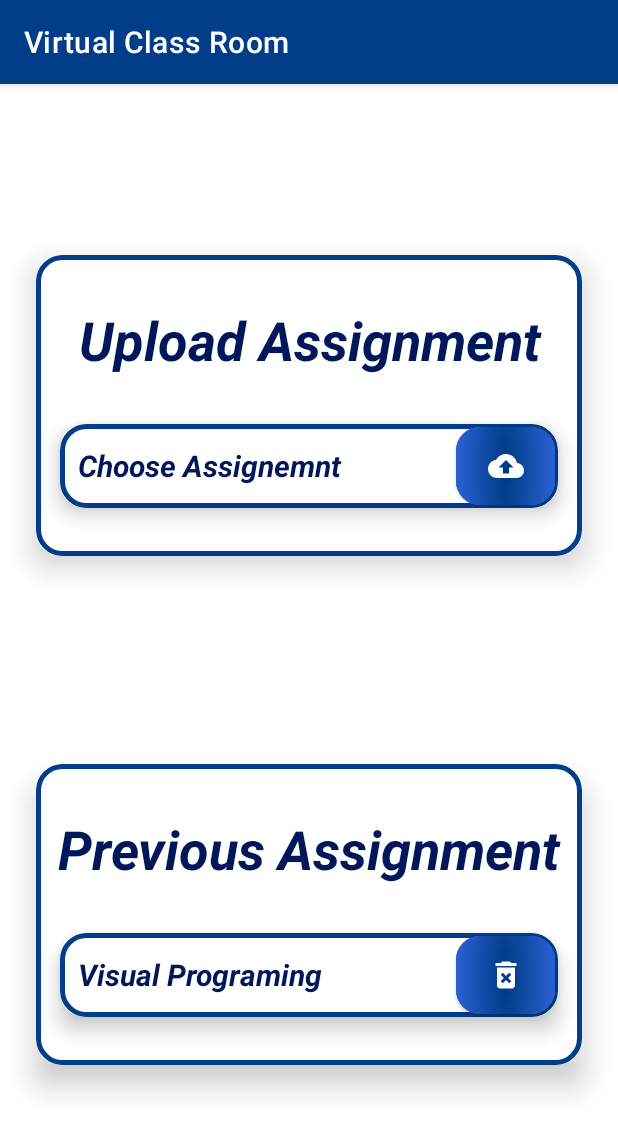
After one commit to SagheerHussainZardari/VirtualClassRoom, an Android app: the fragment TeacherUploadAssignmentFragment shown on its own in the app's theme, on a phone screen of 412 x 824 dp. The commit adds this screen. Shown: the top 1134 px of the screen. Run offline under Robolectric (Android 15) with nearby library versions, the phone set to English and light mode, and no system bars.

Commit message:
Upload Assignment Ui Complete

```diff
--- a/app/src/main/java/com/sagheerhussainzardari/virtualclassroom/TeacherFiles/TeacherFragments/AfterClassSelectedFragment.kt
+++ b/app/src/main/java/com/sagheerhussainzardari/virtualclassroom/TeacherFiles/TeacherFragments/AfterClassSelectedFragment.kt
@@ -26,6 +26,10 @@ class AfterClassSelectedFragment : Fragment() {
         card_scheduleNextClass_AfterClassSelectedTeacher.setOnClickListener {
             (activity as TeacherHomeActivity).openFragmentScheduleClass()
         }
+
+        card_UploadAssignment_AfterClassSelectedTeacher.setOnClickListener {
+            (activity as TeacherHomeActivity).openFragmentUploadAssignment()
+        }
     }
 
 }
--- /dev/null
+++ b/app/src/main/java/com/sagheerhussainzardari/virtualclassroom/TeacherFiles/TeacherFragments/TeacherUploadAssignmentFragment.kt
@@ -0,0 +1,20 @@
+package com.sagheerhussainzardari.virtualclassroom.TeacherFiles.TeacherFragments
+
+import android.os.Bundle
+import android.view.LayoutInflater
+import android.view.View
+import android.view.ViewGroup
+import androidx.fragment.app.Fragment
+import com.sagheerhussainzardari.virtualclassroom.R
+
+class TeacherUploadAssignmentFragment : Fragment() {
+
+    override fun onCreateView(
+        inflater: LayoutInflater, container: ViewGroup?,
+        savedInstanceState: Bundle?
+    ): View? {
+        // Inflate the layout for this fragment
+        return inflater.inflate(R.layout.fragment_teacher_uploadassignment, container, false)
+    }
+
+}
--- a/app/src/main/java/com/sagheerhussainzardari/virtualclassroom/TeacherFiles/TeacherHomeActivity.kt
+++ b/app/src/main/java/com/sagheerhussainzardari/virtualclassroom/TeacherFiles/TeacherHomeActivity.kt
@@ -46,7 +46,8 @@ class TeacherHomeActivity : AppCompatActivity() {
             setOf(
                 R.id.nav_teacherHomeFragment,
                 R.id.nav_teacherAfterClassSelectedFragment,
-                R.id.nav_teacherScheduleClassFragment
+                R.id.nav_teacherScheduleClassFragment,
+                R.id.nav_teacherUploadAssignmentFragment
             ), drawerLayout
         )
         setupActionBarWithNavController(navController, appBarConfiguration)
@@ -99,5 +100,10 @@ class TeacherHomeActivity : AppCompatActivity() {
         navController.navigate(R.id.nav_teacherScheduleClassFragment)
     }
 
+    fun openFragmentUploadAssignment() {
+        val navController = findNavController(R.id.nav_host_fragment_teacher)
+        navController.navigate(R.id.nav_teacherUploadAssignmentFragment)
+    }
+
 
 }
--- /dev/null
+++ b/app/src/main/res/drawable/ic_download.xml
@@ -0,0 +1,10 @@
+<vector xmlns:android="http://schemas.android.com/apk/res/android"
+    android:width="24dp"
+    android:height="24dp"
+    android:tint="#FFFFFF"
+    android:viewportWidth="24"
+    android:viewportHeight="24">
+    <path
+        android:fillColor="@android:color/white"
+        android:pathData="M19.35,10.04C18.67,6.59 15.64,4 12,4 9.11,4 6.6,5.64 5.35,8.04 2.34,8.36 0,10.91 0,14c0,3.31 2.69,6 6,6h13c2.76,0 5,-2.24 5,-5 0,-2.64 -2.05,-4.78 -4.65,-4.96zM17,13l-5,5 -5,-5h3V9h4v4h3z" />
+</vector>
--- /dev/null
+++ b/app/src/main/res/drawable/ic_upload.xml
@@ -0,0 +1,10 @@
+<vector xmlns:android="http://schemas.android.com/apk/res/android"
+    android:width="24dp"
+    android:height="24dp"
+    android:tint="#FFFFFF"
+    android:viewportWidth="24"
+    android:viewportHeight="24">
+    <path
+        android:fillColor="@android:color/white"
+        android:pathData="M19.35,10.04C18.67,6.59 15.64,4 12,4 9.11,4 6.6,5.64 5.35,8.04 2.34,8.36 0,10.91 0,14c0,3.31 2.69,6 6,6h13c2.76,0 5,-2.24 5,-5 0,-2.64 -2.05,-4.78 -4.65,-4.96zM14,13v4h-4v-4H7l5,-5 5,5h-3z" />
+</vector>
--- a/app/src/main/res/layout/fragment_teacher_afterclassselected.xml
+++ b/app/src/main/res/layout/fragment_teacher_afterclassselected.xml
@@ -68,6 +68,7 @@
                 android:weightSum="2">
 
                 <androidx.cardview.widget.CardView
+                    android:id="@+id/card_UploadAssignment_AfterClassSelectedTeacher"
                     android:layout_width="0dp"
                     android:layout_height="175dp"
                     android:layout_marginLeft="24dp"
--- /dev/null
+++ b/app/src/main/res/layout/fragment_teacher_uploadassignment.xml
@@ -0,0 +1,243 @@
+<?xml version="1.0" encoding="utf-8"?>
+<androidx.constraintlayout.widget.ConstraintLayout xmlns:android="http://schemas.android.com/apk/res/android"
+    xmlns:app="http://schemas.android.com/apk/res-auto"
+    xmlns:tools="http://schemas.android.com/tools"
+    android:layout_width="match_parent"
+    android:layout_height="match_parent"
+    tools:context=".TeacherFiles.TeacherFragments.TeacherUploadAssignmentFragment">
+
+
+    <androidx.cardview.widget.CardView
+        android:id="@+id/cardView"
+        android:layout_width="match_parent"
+        android:layout_height="wrap_content"
+        android:layout_margin="24dp"
+        app:cardCornerRadius="16dp"
+        app:cardElevation="12dp"
+        app:layout_constraintBottom_toTopOf="@+id/cardView2"
+        app:layout_constraintEnd_toEndOf="@+id/cardView2"
+        app:layout_constraintHorizontal_bias="0.5"
+        app:layout_constraintStart_toStartOf="@+id/cardView2"
+        app:layout_constraintTop_toTopOf="parent">
+
+        <androidx.constraintlayout.widget.ConstraintLayout
+            android:layout_width="match_parent"
+            android:layout_height="match_parent"
+            android:background="@drawable/currentclasscardback">
+
+            <TextView
+                android:id="@+id/tv_heading"
+                android:layout_width="369dp"
+                android:layout_height="wrap_content"
+                android:layout_marginTop="32dp"
+                android:ellipsize="end"
+                android:gravity="center"
+                android:lines="1"
+                android:text="Upload Assignment"
+                android:textColor="@color/colorPrimaryDark"
+                android:textSize="36sp"
+                android:textStyle="bold|italic"
+                app:layout_constraintEnd_toEndOf="parent"
+                app:layout_constraintStart_toStartOf="parent"
+                app:layout_constraintTop_toTopOf="parent" />
+
+
+            <androidx.cardview.widget.CardView
+                android:layout_width="match_parent"
+                android:layout_height="56dp"
+                android:layout_alignParentBottom="true"
+                android:layout_gravity="center_horizontal"
+                android:layout_marginLeft="16dp"
+                android:layout_marginTop="32dp"
+                android:layout_marginRight="16dp"
+                android:layout_marginBottom="32dp"
+                app:cardCornerRadius="16dp"
+                app:cardElevation="8dp"
+
+                app:layout_constraintBottom_toBottomOf="parent"
+                app:layout_constraintEnd_toEndOf="parent"
+                app:layout_constraintStart_toStartOf="parent"
+                app:layout_constraintTop_toBottomOf="@+id/tv_heading">
+
+                <LinearLayout
+                    android:layout_width="match_parent"
+                    android:layout_height="56dp"
+                    android:background="@drawable/currentclasscardback"
+                    android:weightSum="10">
+
+                    <TextView
+                        android:id="@+id/tv_chooseAssignment"
+                        android:layout_width="0dp"
+                        android:layout_height="match_parent"
+                        android:layout_weight="8"
+                        android:clickable="true"
+                        android:ellipsize="end"
+                        android:foreground="?android:attr/selectableItemBackground"
+                        android:gravity="center_vertical"
+                        android:lines="1"
+                        android:paddingLeft="12dp"
+                        android:paddingRight="12dp"
+                        android:text="Choose Assignemnt"
+                        android:textColor="@color/colorPrimaryDark"
+                        android:textSize="20sp"
+                        android:textStyle="bold|italic" />
+
+                    <androidx.cardview.widget.CardView
+                        android:layout_width="0dp"
+                        android:layout_height="match_parent"
+                        android:layout_marginTop="2dp"
+                        android:layout_marginRight="2dp"
+                        android:layout_marginBottom="2dp"
+                        android:layout_weight="2"
+                        android:clickable="true"
+                        android:foreground="?android:attr/selectableItemBackground"
+                        app:cardCornerRadius="16dp">
+
+                        <LinearLayout
+                            android:layout_width="match_parent"
+                            android:layout_height="match_parent"
+                            android:background="@drawable/gradientback_withsharpcorners"
+                            android:clickable="true"
+                            android:foreground="?android:attr/selectableItemBackground">
+
+                            <ImageButton
+                                android:layout_width="match_parent"
+                                android:layout_height="match_parent"
+                                android:background="@drawable/gradientback_withsharpcorners"
+                                android:src="@drawable/ic_upload" />
+
+                        </LinearLayout>
+
+
+                    </androidx.cardview.widget.CardView>
+
+                </LinearLayout>
+
+
+            </androidx.cardview.widget.CardView>
+
+
+        </androidx.constraintlayout.widget.ConstraintLayout>
+
+
+    </androidx.cardview.widget.CardView>
+
+    <androidx.cardview.widget.CardView
+        android:id="@+id/cardView2"
+        android:layout_width="match_parent"
+        android:layout_height="wrap_content"
+        android:layout_margin="24dp"
+        android:layout_marginTop="154dp"
+        app:cardCornerRadius="16dp"
+        app:cardElevation="12dp"
+        app:layout_constraintBottom_toBottomOf="parent"
+        app:layout_constraintEnd_toEndOf="parent"
+        app:layout_constraintHorizontal_bias="0.5"
+        app:layout_constraintStart_toStartOf="parent"
+        app:layout_constraintTop_toBottomOf="@+id/cardView">
+
+        <androidx.constraintlayout.widget.ConstraintLayout
+            android:layout_width="match_parent"
+            android:layout_height="match_parent"
+            android:background="@drawable/currentclasscardback">
+
+            <TextView
+                android:id="@+id/tv_headingDownload"
+                android:layout_width="match_parent"
+                android:layout_height="wrap_content"
+                android:layout_marginTop="32dp"
+                android:layout_marginBottom="32dp"
+                android:ellipsize="end"
+                android:gravity="center"
+                android:lines="1"
+                android:text="Previous Assignment"
+                android:textColor="@color/colorPrimaryDark"
+                android:textSize="36sp"
+                android:textStyle="bold|italic"
+                app:layout_constraintEnd_toEndOf="parent"
+                app:layout_constraintStart_toStartOf="parent"
+                app:layout_constraintTop_toTopOf="parent" />
+
+
+            <androidx.cardview.widget.CardView
+                android:layout_width="match_parent"
+                android:layout_height="56dp"
+                android:layout_alignParentBottom="true"
+                android:layout_gravity="center_horizontal"
+                android:layout_marginLeft="16dp"
+                android:layout_marginTop="32dp"
+                android:layout_marginRight="16dp"
+                android:layout_marginBottom="32dp"
+                app:cardCornerRadius="16dp"
+                app:cardElevation="8dp"
+                app:layout_constraintBottom_toBottomOf="parent"
+                app:layout_constraintEnd_toEndOf="parent"
+                app:layout_constraintStart_toStartOf="parent"
+                app:layout_constraintTop_toBottomOf="@+id/tv_headingDownload">
+
+                <LinearLayout
+                    android:layout_width="match_parent"
+                    android:layout_height="56dp"
+                    android:background="@drawable/currentclasscardback"
+                    android:weightSum="10">
+
+                    <TextView
+                        android:id="@+id/tv_assignmentName"
+                        android:layout_width="0dp"
+                        android:layout_height="match_parent"
+                        android:layout_weight="8"
+                        android:clickable="true"
+                        android:ellipsize="end"
+                        android:foreground="?android:attr/selectableItemBackground"
+                        android:gravity="center_vertical"
+                        android:lines="1"
+
+                        android:paddingLeft="12dp"
+                        android:paddingRight="12dp"
+                        android:text="Visual Programing"
+                        android:textColor="@color/colorPrimaryDark"
+                        android:textSize="20sp"
+                        android:textStyle="bold|italic" />
+
+                    <androidx.cardview.widget.CardView
+                        android:layout_width="0dp"
+                        android:layout_height="match_parent"
+                        android:layout_marginTop="2dp"
+                        android:layout_marginRight="2dp"
+                        android:layout_marginBottom="2dp"
+                        android:layout_weight="2"
+                        android:clickable="true"
+                        android:foreground="?android:attr/selectableItemBackground"
+                        app:cardCornerRadius="16dp">
+
+                        <LinearLayout
+                            android:layout_width="match_parent"
+                            android:layout_height="match_parent"
+                            android:background="@drawable/gradientback_withsharpcorners"
+                            android:clickable="true"
+                            android:foreground="?android:attr/selectableItemBackground">
+
+                            <ImageButton
+                                android:layout_width="match_parent"
+                                android:layout_height="match_parent"
+                                android:background="@drawable/gradientback_withsharpcorners"
+                                android:src="@drawable/ic_delete" />
+
+                        </LinearLayout>
+
+
+                    </androidx.cardview.widget.CardView>
+
+                </LinearLayout>
+
+
+            </androidx.cardview.widget.CardView>
+
+
+        </androidx.constraintlayout.widget.ConstraintLayout>
+
+
+    </androidx.cardview.widget.CardView>
+
+
+</androidx.constraintlayout.widget.ConstraintLayout>
--- a/app/src/main/res/layout/layout_recycler_currentclasses.xml
+++ b/app/src/main/res/layout/layout_recycler_currentclasses.xml
@@ -12,7 +12,6 @@
         android:layout_margin="24dp"
         app:cardCornerRadius="16dp"
         app:cardElevation="12dp">
-
 
         <RelativeLayout
             android:layout_width="match_parent"
--- a/app/src/main/res/layout/layout_recycler_teacherclasses.xml
+++ b/app/src/main/res/layout/layout_recycler_teacherclasses.xml
@@ -20,7 +20,7 @@
         <RelativeLayout
             android:layout_width="match_parent"
             android:layout_height="match_parent"
-            android:background="@drawable/gradientback_withsharpcorners">
+            android:background="@drawable/currentclasscardback">
 
             <TextView
                 android:id="@+id/tv_subjectNameTeacherClasses"
@@ -38,8 +38,8 @@
                 android:paddingLeft="8dp"
                 android:paddingRight="8dp"
                 android:text="Subject Name Here"
-                android:textColor="#fff"
-                android:textSize="24sp"
+                android:textColor="@color/colorPrimaryDark"
+                android:textSize="28sp"
                 android:textStyle="bold|italic" />
 
             <TextView
@@ -58,8 +58,8 @@
                 android:paddingLeft="8dp"
                 android:paddingRight="8dp"
                 android:text="Morning"
-                android:textColor="#fff"
-                android:textSize="22sp"
+                android:textColor="@color/colorPrimary"
+                android:textSize="24sp"
                 android:textStyle="italic" />
 
             <TextView
@@ -78,10 +78,9 @@
                 android:paddingLeft="8dp"
                 android:paddingRight="8dp"
                 android:text="2K17 - PE"
-                android:textColor="#fff"
-                android:textSize="24sp"
+                android:textColor="@color/colorPrimaryDark"
+                android:textSize="26sp"
                 android:textStyle="bold|italic" />
-
 
         </RelativeLayout>
 
--- a/app/src/main/res/layout/nav_header_student.xml
+++ b/app/src/main/res/layout/nav_header_student.xml
@@ -14,11 +14,11 @@
 
     <ImageView
         android:id="@+id/iv_studentProfile"
-        android:layout_width="wrap_content"
-        android:layout_height="wrap_content"
+        android:layout_width="100dp"
+        android:layout_height="80dp"
         android:contentDescription="@string/nav_header_desc"
         android:paddingTop="@dimen/nav_header_vertical_spacing"
-        app:srcCompat="@mipmap/ic_launcher_round" />
+        app:srcCompat="@drawable/stdavatar" />
 
     <TextView
         android:id="@+id/tv_studentRollNumber"
--- a/app/src/main/res/layout/nav_header_teacher.xml
+++ b/app/src/main/res/layout/nav_header_teacher.xml
@@ -14,11 +14,11 @@
 
     <ImageView
         android:id="@+id/iv_teacherProfile"
-        android:layout_width="wrap_content"
-        android:layout_height="wrap_content"
+        android:layout_width="100dp"
+        android:layout_height="80dp"
         android:contentDescription="@string/nav_header_desc"
         android:paddingTop="@dimen/nav_header_vertical_spacing"
-        app:srcCompat="@mipmap/ic_launcher_round" />
+        app:srcCompat="@drawable/tecavatar" />
 
     <TextView
         android:id="@+id/tv_teacherName"
--- a/app/src/main/res/navigation/teacher_mobile_navigation.xml
+++ b/app/src/main/res/navigation/teacher_mobile_navigation.xml
@@ -8,6 +8,7 @@
 
     <fragment
         android:id="@+id/nav_teacherHomeFragment"
+
         android:name="com.sagheerhussainzardari.virtualclassroom.TeacherFiles.TeacherFragments.TeacherHomeFragment"
         android:label="Home"
         tools:layout="@layout/fragment_teacher_home" />
@@ -26,6 +27,11 @@
         android:name="com.sagheerhussainzardari.virtualclassroom.TeacherFiles.TeacherFragments.ScheduleClassFragment"
         android:label="Schedule Next Class"
         tools:layout="@layout/fragment_teacher_scheduleclass" />
+    <fragment
+        android:id="@+id/nav_teacherUploadAssignmentFragment"
+        android:name="com.sagheerhussainzardari.virtualclassroom.TeacherFiles.TeacherFragments.TeacherUploadAssignmentFragment"
+        android:label="Upload Assignment"
+        tools:layout="@layout/fragment_teacher_uploadassignment" />
 
 
 </navigation>
```
Also changed, not shown: app/src/main/res/drawable/stdavatar.png (added), app/src/main/res/drawable/tecavatar.png (added).
